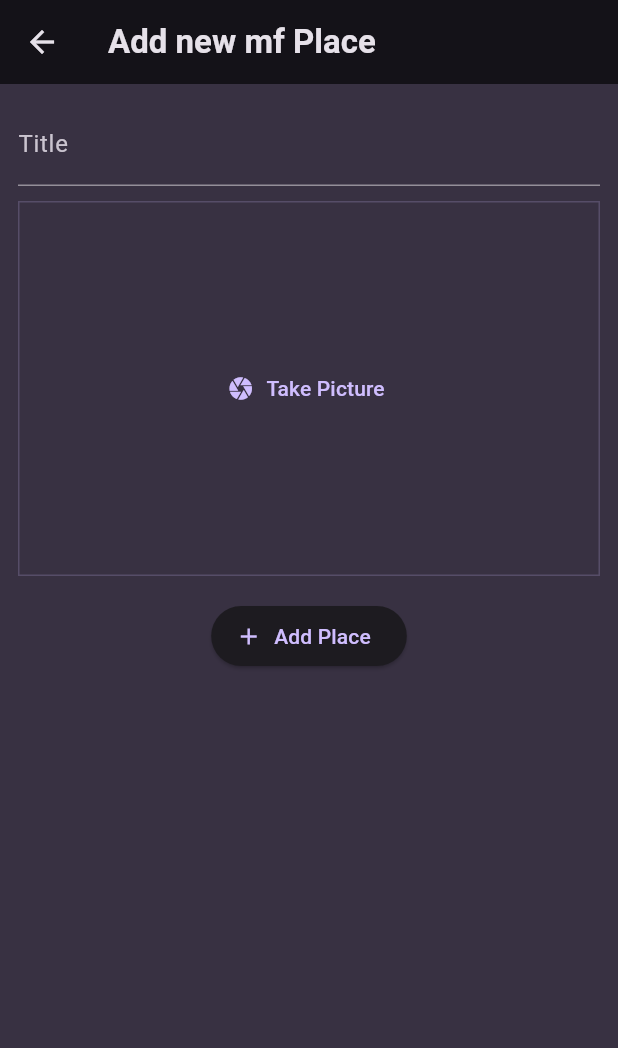
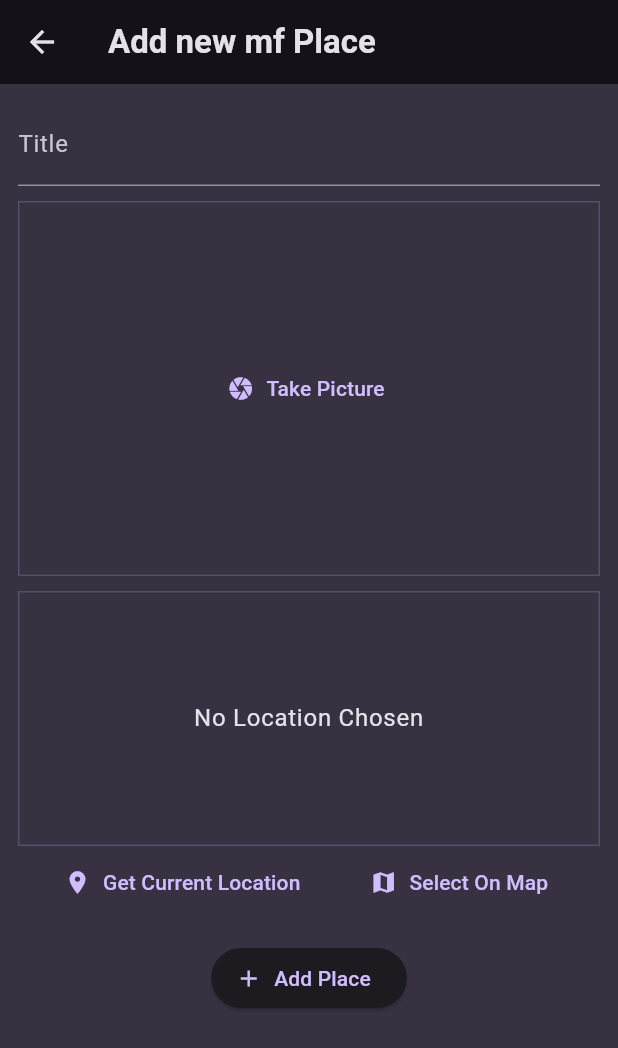
Before and after one commit to Ma7moud-BA/favorite_places, a Flutter app: the AddPlaceScreen screen opened directly, on a phone screen of 412 x 824 dp. Shown: the top 1048 px of the screen. Run offline on Flutter 3.47's test engine with Material 3 defaults, Android fonts, the phone set to English and light mode, and no system bars; our stand-ins replace flutter_riverpod, google_fonts, image_picker, location.

Commit message:
location input part 1

```diff
--- a/lib/screens/add_place.dart
+++ b/lib/screens/add_place.dart
@@ -1,4 +1,5 @@
 import 'package:favorite_places/widgets/image_input.dart';
+import 'package:favorite_places/widgets/location_input.dart';
 import 'package:flutter/material.dart';
 import 'package:flutter_riverpod/flutter_riverpod.dart';
 import 'dart:io';
@@ -59,6 +60,8 @@ class _AddPlaceScreenState extends ConsumerState<AddPlaceScreen> {
             ImageInput(
               onPickImage: (image) => _selectedImage = image,
             ),
+            const SizedBox(height: 10),
+            LocationInput(),
             const SizedBox(height: 16),
             ElevatedButton.icon(
               onPressed: _savePlace,
--- /dev/null
+++ b/lib/widgets/location_input.dart
@@ -0,0 +1,101 @@
+import 'package:flutter/material.dart';
+import 'package:location/location.dart';
+
+class LocationInput extends StatefulWidget {
+  const LocationInput({super.key});
+
+  @override
+  State<LocationInput> createState() {
+    return _LocationInputState();
+  }
+}
+
+class _LocationInputState extends State<LocationInput> {
+  Location? _pickedLocation;
+
+  bool _isGettingLocation = false;
+
+  // from the official doc for location package https://pub.dev/packages/location
+  void _getCurrentLocation() async {
+    Location location = Location();
+
+    bool serviceEnabled;
+    PermissionStatus permissionGranted;
+    LocationData locationData;
+
+    serviceEnabled = await location.serviceEnabled();
+    if (!serviceEnabled) {
+      serviceEnabled = await location.requestService();
+      if (!serviceEnabled) {
+        return;
+      }
+    }
+
+    permissionGranted = await location.hasPermission();
+    if (permissionGranted == PermissionStatus.denied) {
+      permissionGranted = await location.requestPermission();
+      if (permissionGranted != PermissionStatus.granted) {
+        return;
+      }
+    }
+
+    setState(() {
+      _isGettingLocation = true;
+    });
+
+    locationData = await location.getLocation();
+
+    setState(() {
+      _isGettingLocation = false;
+    });
+
+    print(locationData.latitude);
+    print(locationData.longitude);
+  }
+
+  @override
+  Widget build(BuildContext context) {
+    Widget previewContent = Text(
+      "No Location Chosen",
+      textAlign: TextAlign.center,
+      style: Theme.of(context).textTheme.bodyLarge!.copyWith(
+            color: Theme.of(context).colorScheme.onSurface,
+          ),
+    );
+
+    if (_isGettingLocation) {
+      previewContent = const CircularProgressIndicator();
+    }
+
+    return Column(
+      children: [
+        Container(
+            height: 170,
+            width: double.infinity,
+            alignment: Alignment.center,
+            decoration: BoxDecoration(
+              border: Border.all(
+                width: 1,
+                color: Theme.of(context).colorScheme.primary.withOpacity(.2),
+              ),
+            ),
+            child: previewContent),
+        Row(
+          mainAxisAlignment: MainAxisAlignment.spaceEvenly,
+          children: [
+            TextButton.icon(
+              icon: const Icon(Icons.location_on),
+              onPressed: _getCurrentLocation,
+              label: const Text("Get Current Location"),
+            ),
+            TextButton.icon(
+              icon: const Icon(Icons.map),
+              onPressed: () {},
+              label: const Text("Select On Map"),
+            )
+          ],
+        )
+      ],
+    );
+  }
+}
--- a/pubspec.yaml
+++ b/pubspec.yaml
@@ -39,6 +39,7 @@ dependencies:
   flutter_riverpod: ^2.6.1
   uuid: ^4.5.1
   image_picker: ^1.1.2
+  location: ^7.0.1
 
 dev_dependencies:
   flutter_test:
```
Also changed, not shown: pubspec.lock, 2 other files.
